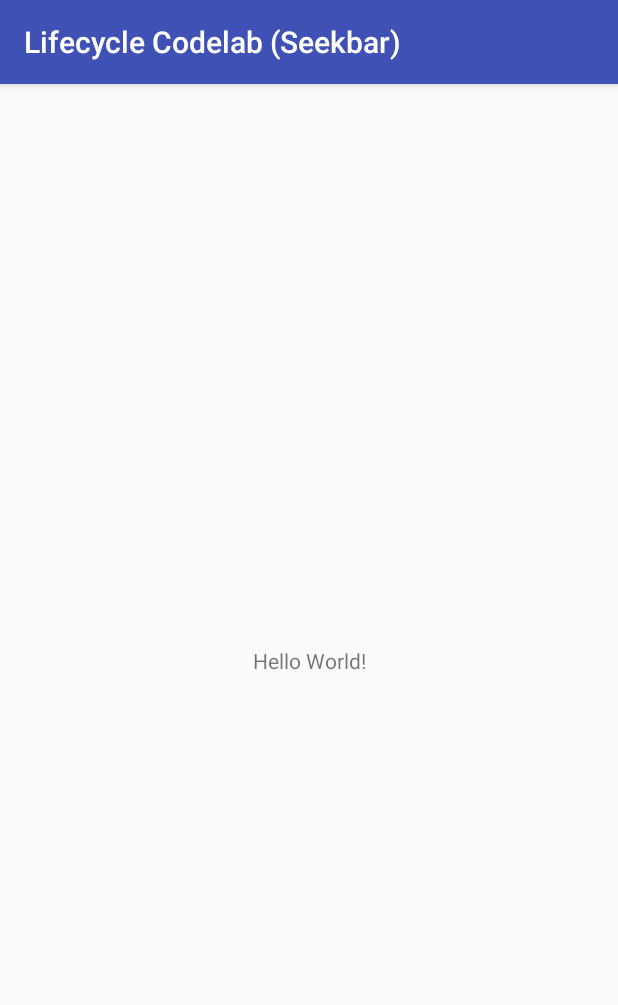
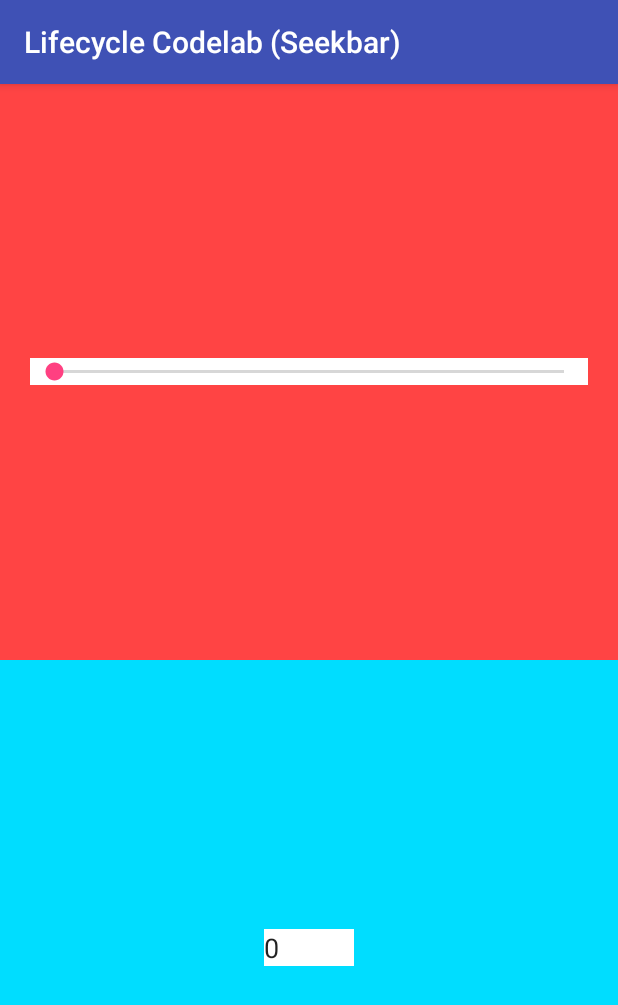
Before and after one commit to jahudzik/codelab-lifecycle-seekbar, an Android app: the screen it shows after launch (MainActivity), on a phone screen of 412 x 824 dp. Shown: the top 1005 px of the screen. Run offline under Robolectric (Android 15) with nearby library versions, the phone set to English and light mode, and no system bars.

Commit message:
Made MainActivity contain two fragments - one with SeekBar and second with EditText

```diff
--- /dev/null
+++ b/app/src/main/java/com/jahu/lifecycle/EditTextFragment.kt
@@ -0,0 +1,14 @@
+package com.jahu.lifecycle
+
+import android.os.Bundle
+import android.support.v4.app.Fragment
+import android.view.LayoutInflater
+import android.view.View
+import android.view.ViewGroup
+
+class EditTextFragment : Fragment() {
+
+    override fun onCreateView(inflater: LayoutInflater, container: ViewGroup?, savedInstanceState: Bundle?): View? {
+        return inflater.inflate(R.layout.fragment_edittext, container, false)
+    }
+}
--- /dev/null
+++ b/app/src/main/java/com/jahu/lifecycle/SeekBarFragment.kt
@@ -0,0 +1,14 @@
+package com.jahu.lifecycle
+
+import android.os.Bundle
+import android.support.v4.app.Fragment
+import android.view.LayoutInflater
+import android.view.View
+import android.view.ViewGroup
+
+class SeekBarFragment : Fragment() {
+
+    override fun onCreateView(inflater: LayoutInflater, container: ViewGroup?, savedInstanceState: Bundle?): View? {
+        return inflater.inflate(R.layout.fragment_seekbar, container, false)
+    }
+}
--- a/app/src/main/res/layout/activity_main.xml
+++ b/app/src/main/res/layout/activity_main.xml
@@ -1,21 +1,27 @@
 <?xml version="1.0" encoding="utf-8"?>
-<android.support.constraint.ConstraintLayout
+<LinearLayout
     xmlns:android="http://schemas.android.com/apk/res/android"
-    xmlns:app="http://schemas.android.com/apk/res-auto"
     xmlns:tools="http://schemas.android.com/tools"
+    android:id="@+id/activity_main"
     android:layout_width="match_parent"
     android:layout_height="match_parent"
-    tools:context="com.jahu.lifecycle.MainActivity"
+    android:orientation="vertical"
+    tools:context=".MainActivity"
     >
 
-  <TextView
-      android:layout_width="wrap_content"
-      android:layout_height="wrap_content"
-      android:text="Hello World!"
-      app:layout_constraintBottom_toBottomOf="parent"
-      app:layout_constraintLeft_toLeftOf="parent"
-      app:layout_constraintRight_toRightOf="parent"
-      app:layout_constraintTop_toTopOf="parent"
+  <fragment
+      android:id="@+id/fragment1"
+      android:name="com.jahu.lifecycle.SeekBarFragment"
+      android:layout_width="match_parent"
+      android:layout_height="0dp"
+      android:layout_weight="1"
       />
 
-</android.support.constraint.ConstraintLayout>
+  <fragment
+      android:id="@+id/fragment2"
+      android:name="com.jahu.lifecycle.EditTextFragment"
+      android:layout_width="match_parent"
+      android:layout_height="0dp"
+      android:layout_weight="1"
+      />
+</LinearLayout>
--- /dev/null
+++ b/app/src/main/res/layout/fragment_edittext.xml
@@ -0,0 +1,19 @@
+<?xml version="1.0" encoding="utf-8"?>
+<RelativeLayout
+    xmlns:android="http://schemas.android.com/apk/res/android"
+    android:layout_width="match_parent"
+    android:layout_height="match_parent"
+    android:background="@android:color/holo_blue_bright"
+    >
+
+  <EditText
+      android:id="@+id/valueEditText"
+      android:layout_width="60dp"
+      android:layout_height="wrap_content"
+      android:layout_centerInParent="true"
+      android:inputType="numberDecimal"
+      android:background="@android:color/white"
+      android:text="0"
+      />
+
+</RelativeLayout>
--- /dev/null
+++ b/app/src/main/res/layout/fragment_seekbar.xml
@@ -0,0 +1,18 @@
+<?xml version="1.0" encoding="utf-8"?>
+<RelativeLayout
+    xmlns:android="http://schemas.android.com/apk/res/android"
+    android:layout_width="match_parent"
+    android:layout_height="match_parent"
+    android:background="@android:color/holo_red_light"
+    >
+
+  <SeekBar
+      android:id="@+id/seekBar"
+      android:layout_width="match_parent"
+      android:layout_height="wrap_content"
+      android:layout_centerInParent="true"
+      android:layout_margin="20dp"
+      android:background="@android:color/white"
+      />
+
+</RelativeLayout>
```
